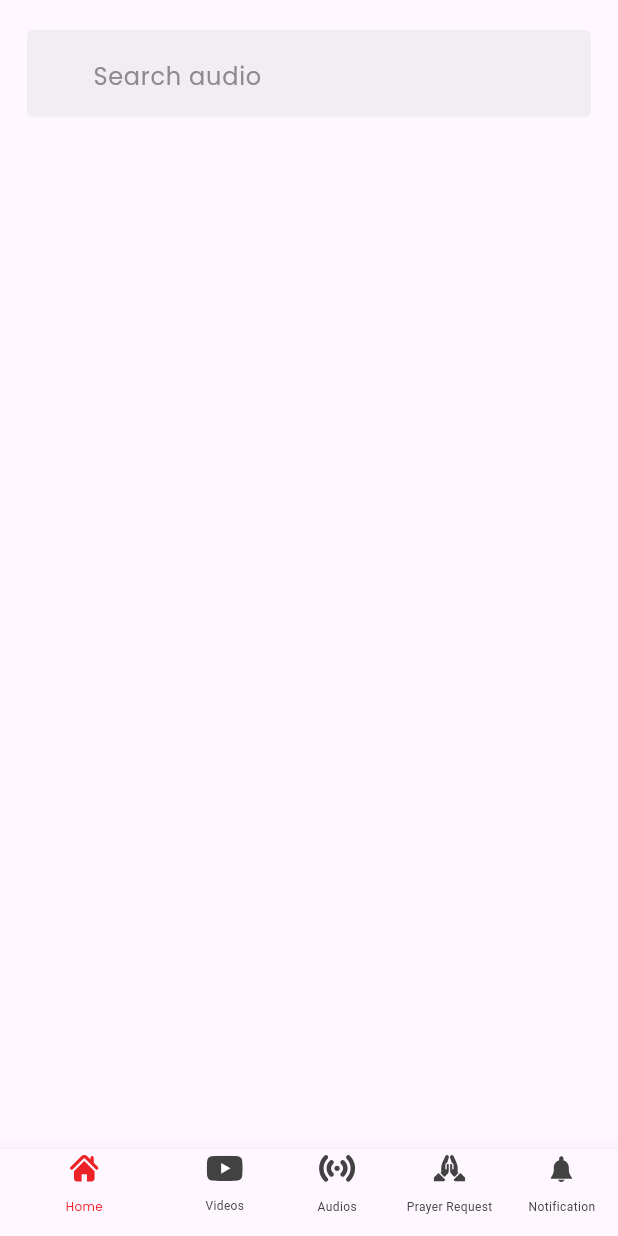
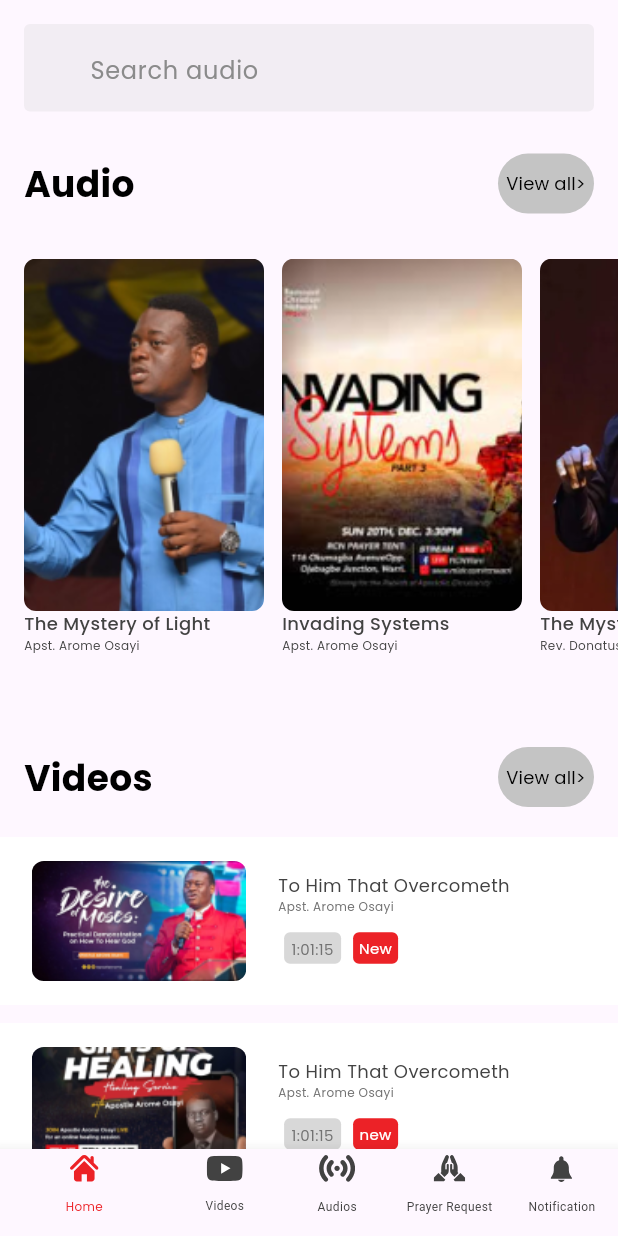
Before and after one commit to UrwaAdnan007/voo_tv_app, a Flutter app: the HomePage screen opened by its route, on a phone screen of 412 x 824 dp. Run offline on Flutter 3.47's test engine with Material 3 defaults, Android fonts, the phone set to English and light mode, and no system bars; our stand-ins replace auto_route, flutter_svg, google_fonts.

Commit message:
home screen add

```diff
--- /dev/null
+++ b/lib/config/model/audio_listview_builder.dart
@@ -0,0 +1,30 @@
+import 'package:flutter/material.dart';
+import 'package:voo_tv_app/config/model/audio_model.dart';
+import 'package:voo_tv_app/core/widgets/audio_list_tile.dart';
+
+class AudioListViewBuilder extends StatelessWidget {
+  AudioListViewBuilder({super.key});
+
+  List<AudioModel> audioItems = [
+    AudioModel(
+        title: 'The Mystery of Light',
+        image: 'assets/audio_items/item_one.png',
+        name: 'Apst. Arome Osayi'),
+    AudioModel(
+        title: 'Invading Systems',
+        image: 'assets/audio_items/item_second.png',
+        name: 'Apst. Arome Osayi'),
+    AudioModel(
+        title: 'The Mystery of Light',
+        image: 'assets/audio_items/item_three.png',
+        name: 'Rev. Donatus'),
+  ];
+  @override
+  Widget build(BuildContext context) {
+    return ListView.builder(
+        itemCount: audioItems.length,
+        scrollDirection: Axis.horizontal,
+        itemBuilder: (context, index) =>
+            AudioListTile(audioModel: audioItems[index]));
+  }
+}
--- /dev/null
+++ b/lib/config/model/audio_model.dart
@@ -0,0 +1,15 @@
+class AudioModel {
+  String title;
+  String image;
+  String name;
+
+  AudioModel({
+    required this.title,
+    required this.image,
+    required this.name,
+  });
+  @override
+  String toString() {
+    return 'Title :$title Name :$name';
+  }
+}
--- /dev/null
+++ b/lib/config/model/video_listview_builder.dart
@@ -0,0 +1,50 @@
+import 'package:flutter/material.dart';
+import 'package:voo_tv_app/config/model/video_model.dart';
+import 'package:voo_tv_app/core/widgets/video_list_tile.dart';
+
+class VideoListViewBuilder extends StatelessWidget {
+  VideoListViewBuilder({super.key});
+
+  List<VideoModel> videoItems = [
+    VideoModel(
+        title: 'To Him That Overcometh',
+        image: 'assets/video_items/first_item.png',
+        duraton: '1:01:15',
+        newTag: 'New',
+        name: 'Apst. Arome Osayi'),
+    VideoModel(
+        title: 'To Him That Overcometh',
+        image: 'assets/video_items/item_two.png',
+        duraton: '1:01:15',
+        newTag: 'new',
+        name: 'Apst. Arome Osayi'),
+    VideoModel(
+        title: 'To Him That Overcometh',
+        image: 'assets/video_items/item_three.png',
+        duraton: '1:01:15',
+        newTag: 'New',
+        name: 'Apst. Arome Osayi'),
+    VideoModel(
+        title: 'Apostolic Empowerment Confere..',
+        duraton: '1:01:15',
+        newTag: 'new',
+        image: 'assets/video_items/item_four.png',
+        name: 'Apst. Arome Osayi'),
+    VideoModel(
+        title: 'To Him That Overcometh',
+        image: 'assets/video_items/item_five.png',
+        duraton: '1:01:15',
+        newTag: 'New',
+        name: 'Apst. Arome Osayi'),
+  ];
+  @override
+  Widget build(BuildContext context) {
+    return ListView.builder(
+        itemCount: videoItems.length,
+        physics: const NeverScrollableScrollPhysics(),
+        scrollDirection: Axis.vertical,
+        itemBuilder: (context, index) => VideoListTile(
+              videoModel: videoItems[index],
+            ));
+  }
+}
--- /dev/null
+++ b/lib/config/model/video_model.dart
@@ -0,0 +1,19 @@
+class VideoModel {
+  String title;
+  String image;
+  String name;
+  String duraton;
+  String? newTag;
+
+  VideoModel({
+    required this.title,
+    required this.image,
+    required this.name,
+    required this.duraton,
+    this.newTag,
+  });
+  @override
+  String toString() {
+    return 'Title :$title Name :$name TimeDuration :$duraton new :$newTag';
+  }
+}
--- a/lib/core/widgets/app_title.dart
+++ b/lib/core/widgets/app_title.dart
@@ -3,8 +3,12 @@ import 'package:google_fonts/google_fonts.dart';
 import 'package:voo_tv_app/core/constants/app_colors.dart';
 
 class AppTitle extends StatelessWidget {
-  const AppTitle({super.key, required this.text});
+  const AppTitle({
+    super.key,
+    required this.text,
+  });
   final String text;
+
   @override
   Widget build(BuildContext context) {
     return Text(
--- /dev/null
+++ b/lib/core/widgets/audio_list_tile.dart
@@ -0,0 +1,61 @@
+import 'package:flutter/material.dart';
+import 'package:google_fonts/google_fonts.dart';
+import 'package:voo_tv_app/config/model/audio_model.dart';
+import 'package:voo_tv_app/core/constants/app_colors.dart';
+
+class AudioListTile extends StatelessWidget {
+  const AudioListTile({super.key, required this.audioModel});
+
+  final AudioModel audioModel;
+
+  @override
+  Widget build(BuildContext context) {
+    return Padding(
+      padding: const EdgeInsets.symmetric(horizontal: 6, vertical: 18),
+      child: Container(
+        color: Colors.transparent,
+        child: Column(
+          crossAxisAlignment: CrossAxisAlignment.start,
+          children: [
+            Expanded(
+              flex: 8,
+              child: ClipRRect(
+                borderRadius: BorderRadius.circular(8),
+                child: Image.asset(
+                  audioModel.image,
+                  fit: BoxFit.cover,
+                  width: 160,
+                ),
+              ),
+            ),
+            Expanded(
+              flex: 2,
+              child: Column(
+                mainAxisAlignment: MainAxisAlignment.start,
+                crossAxisAlignment: CrossAxisAlignment.start,
+                children: [
+                  Text(
+                    audioModel.title,
+                    style: GoogleFonts.poppins(
+                      color: AppColors.tabsIconColor,
+                      fontSize: 12.0,
+                      fontWeight: FontWeight.w500,
+                    ),
+                  ),
+                  Text(
+                    audioModel.name,
+                    style: GoogleFonts.poppins(
+                      color: AppColors.tabsIconColor,
+                      fontSize: 8.0,
+                      fontWeight: FontWeight.w400,
+                    ),
+                  ),
+                ],
+              ),
+            )
+          ],
+        ),
+      ),
+    );
+  }
+}
--- /dev/null
+++ b/lib/core/widgets/video_list_tile.dart
@@ -0,0 +1,113 @@
+import 'package:flutter/material.dart';
+import 'package:google_fonts/google_fonts.dart';
+import 'package:voo_tv_app/config/model/video_model.dart';
+import 'package:voo_tv_app/core/constants/app_colors.dart';
+
+class VideoListTile extends StatelessWidget {
+  const VideoListTile({super.key, required this.videoModel});
+
+  final VideoModel videoModel;
+
+  @override
+  Widget build(BuildContext context) {
+    return Padding(
+      padding: const EdgeInsets.symmetric(vertical: 6),
+      child: Container(
+        width: 390,
+        height: 112,
+        color: Colors.white,
+        child: Row(
+          crossAxisAlignment: CrossAxisAlignment.center,
+          children: [
+            Expanded(
+              flex: 45,
+              child: Center(
+                child: ClipRRect(
+                  borderRadius: BorderRadius.circular(8),
+                  child: Image.asset(
+                    videoModel.image,
+                    fit: BoxFit.cover,
+                    width: 143,
+                    height: 80,
+                  ),
+                ),
+              ),
+            ),
+            Expanded(
+              flex: 55,
+              child: Column(
+                mainAxisAlignment: MainAxisAlignment.center,
+                crossAxisAlignment: CrossAxisAlignment.start,
+                children: [
+                  Text(
+                    videoModel.title,
+                    style: GoogleFonts.poppins(
+                      color: AppColors.tabsIconColor,
+                      fontSize: 12.0,
+                      fontWeight: FontWeight.w400,
+                    ),
+                  ),
+                  Text(
+                    videoModel.name,
+                    style: GoogleFonts.poppins(
+                      color: AppColors.smalltextColor,
+                      fontSize: 8.0,
+                      fontWeight: FontWeight.w400,
+                    ),
+                  ),
+                  Padding(
+                    padding: const EdgeInsets.only(top: 8.0),
+                    child: Row(
+                      children: [
+                        Padding(
+                          padding: const EdgeInsets.all(4.0),
+                          child: Container(
+                            height: 21,
+                            width: 38,
+                            padding: const EdgeInsets.all(4),
+                            decoration: BoxDecoration(
+                                color: AppColors.cancelIconColor,
+                                borderRadius: BorderRadius.circular(4)),
+                            child: Text(
+                              videoModel.duraton,
+                              textAlign: TextAlign.center,
+                              style: GoogleFonts.poppins(
+                                color: AppColors.smalltextColor,
+                                fontSize: 10.0,
+                                fontWeight: FontWeight.w400,
+                              ),
+                            ),
+                          ),
+                        ),
+                        Padding(
+                          padding: const EdgeInsets.all(4.0),
+                          child: Container(
+                            height: 21,
+                            width: 30,
+                            alignment: Alignment.center,
+                            decoration: BoxDecoration(
+                                color: AppColors.tabsSelectedColor,
+                                borderRadius: BorderRadius.circular(4)),
+                            child: Text(
+                              videoModel.newTag.toString(),
+                              textAlign: TextAlign.center,
+                              style: GoogleFonts.poppins(
+                                color: AppColors.whiteColor,
+                                fontSize: 10.0,
+                                fontWeight: FontWeight.w400,
+                              ),
+                            ),
+                          ),
+                        ),
+                      ],
+                    ),
+                  )
+                ],
+              ),
+            )
+          ],
+        ),
+      ),
+    );
+  }
+}
--- /dev/null
+++ b/lib/core/widgets/view_all_button.dart
@@ -0,0 +1,29 @@
+import 'package:flutter/material.dart';
+import 'package:google_fonts/google_fonts.dart';
+import 'package:voo_tv_app/core/constants/app_colors.dart';
+
+class ViewAllButton extends StatelessWidget {
+  const ViewAllButton({super.key, this.onTap});
+  final VoidCallback? onTap;
+  @override
+  Widget build(BuildContext context) {
+    return ElevatedButton(
+      onPressed: onTap,
+      style: ButtonStyle(
+        backgroundColor:
+            const WidgetStatePropertyAll(AppColors.checkboxfilledColor),
+        padding: const WidgetStatePropertyAll(EdgeInsets.zero),
+        fixedSize: const WidgetStatePropertyAll(Size(61, 33)),
+        shape: WidgetStatePropertyAll(
+            RoundedRectangleBorder(borderRadius: BorderRadius.circular(100.0))),
+      ),
+      child: Text('View all>',
+          textAlign: TextAlign.center,
+          style: GoogleFonts.poppins(
+            color: AppColors.titleColor,
+            fontSize: 12,
+            fontWeight: FontWeight.w400,
+          )),
+    );
+  }
+}
--- a/lib/features/home/bottom_navigation_pages.dart/home_page.dart
+++ b/lib/features/home/bottom_navigation_pages.dart/home_page.dart
@@ -1,19 +1,76 @@
 import 'package:auto_route/auto_route.dart';
 import 'package:flutter/material.dart';
+import 'package:voo_tv_app/config/model/audio_listview_builder.dart';
+import 'package:voo_tv_app/config/model/video_listview_builder.dart';
 import 'package:voo_tv_app/core/widgets/app_search_bar.dart';
+import 'package:voo_tv_app/core/widgets/app_title.dart';
+import 'package:voo_tv_app/core/widgets/view_all_button.dart';
 
 @RoutePage()
 class HomePage extends StatelessWidget {
   const HomePage({super.key});
+  final String audioTitle = 'Audio';
 
+  final String videoTitle = 'Videos';
   @override
   Widget build(BuildContext context) {
-    return const Scaffold(
-      body: Center(
-        child: Padding(
-          padding: EdgeInsets.symmetric(horizontal: 18.0, vertical: 20.0),
-          child: Column(
-            children: [AppSearchBar(hinttext: 'Search audio')],
+    double width = MediaQuery.of(context).size.width;
+    double height = MediaQuery.of(context).size.height;
+    return Scaffold(
+      body: SafeArea(
+        child: Center(
+          child: SingleChildScrollView(
+            child: Column(
+              children: [
+                const Padding(
+                  padding:
+                      EdgeInsets.symmetric(horizontal: 16.0, vertical: 16.0),
+                  child: Center(child: AppSearchBar(hinttext: 'Search audio')),
+                ),
+                Column(
+                  children: [
+                    Padding(
+                      padding: const EdgeInsets.symmetric(
+                          horizontal: 16, vertical: 8),
+                      child: Row(
+                        mainAxisAlignment: MainAxisAlignment.spaceBetween,
+                        children: [
+                          AppTitle(text: audioTitle),
+                          const ViewAllButton()
+                        ],
+                      ),
+                    ),
+                    SizedBox(
+                      height: height * 0.4,
+                      width: width,
+                      child: Padding(
+                        padding: const EdgeInsets.only(left: 10.0),
+                        child: AudioListViewBuilder(),
+                      ),
+                    ),
+                  ],
+                ),
+                Column(
+                  children: [
+                    Padding(
+                      padding: const EdgeInsets.symmetric(
+                          horizontal: 16.0, vertical: 10.0),
+                      child: Row(
+                        mainAxisAlignment: MainAxisAlignment.spaceBetween,
+                        children: [
+                          AppTitle(text: videoTitle),
+                          const ViewAllButton()
+                        ],
+                      ),
+                    ),
+                    SizedBox(
+                        width: width,
+                        height: height,
+                        child: VideoListViewBuilder()),
+                  ],
+                ),
+              ],
+            ),
           ),
         ),
       ),
--- a/lib/features/home/splash_page.dart
+++ b/lib/features/home/splash_page.dart
@@ -34,8 +34,6 @@ class _SplashPageState extends State<SplashPage> {
 
   @override
   Widget build(BuildContext context) {
-    double width = MediaQuery.of(context).size.width;
-    double height = MediaQuery.of(context).size.height;
     return Container(
       decoration: BoxDecoration(
           color: AppColors.backgroundColor,
--- a/pubspec.yaml
+++ b/pubspec.yaml
@@ -55,7 +55,8 @@ flutter:
   assets:
     - assets/images/
     - assets/icons/
-
+    - assets/audio_items/
+    - assets/video_items/
   # An image asset can refer to one or more resolution-specific "variants", see
   # https://flutter.dev/assets-and-images/#resolution-aware
   # For details regarding adding assets from package dependencies, see
```
Also changed, not shown: assets/audio_items/item_one.png (added), assets/audio_items/item_second.png (added), assets/audio_items/item_three.png (added), assets/video_items/first_item.png (added), assets/video_items/item_five.png (added), assets/video_items/item_four.png (added), assets/video_items/item_three.png (added), assets/video_items/item_two.png (added), pubspec.lock.
